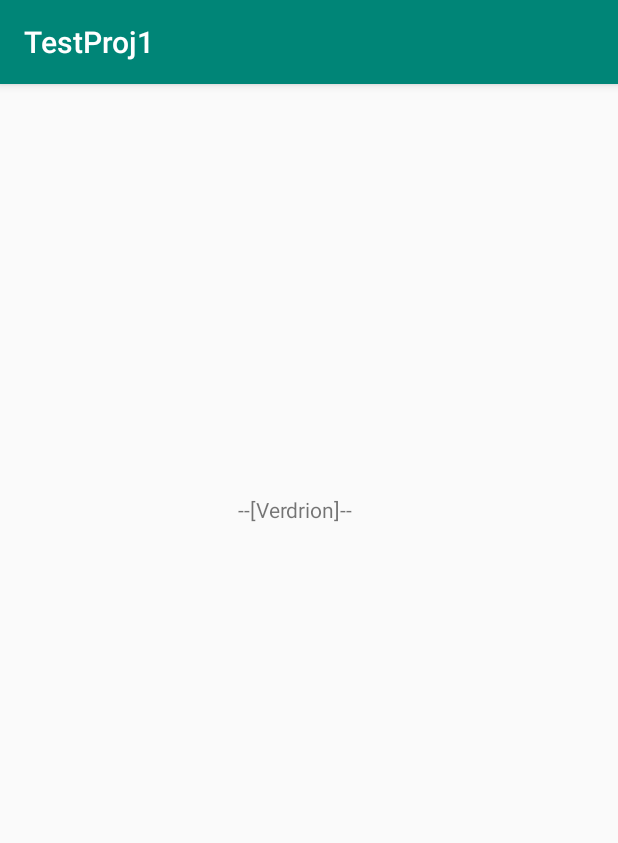
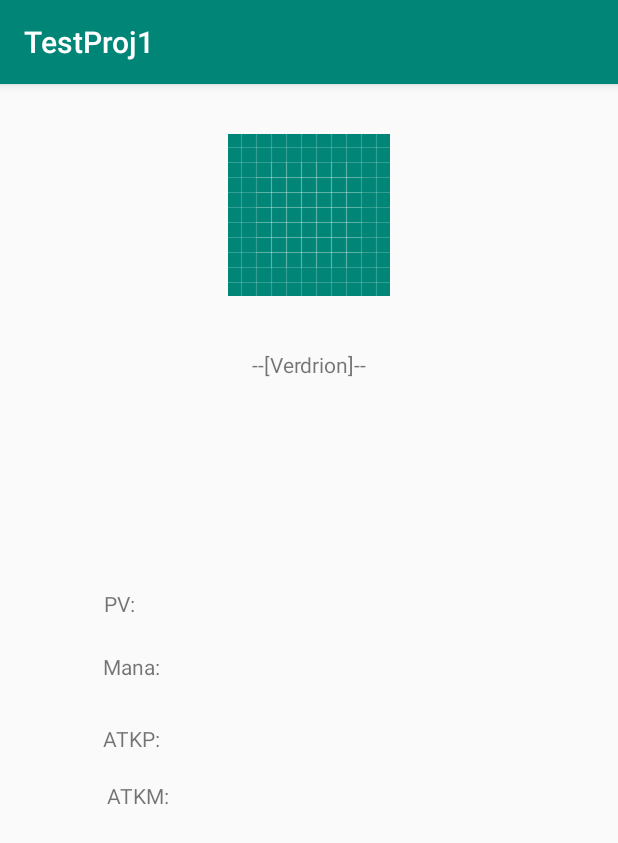
Before and after one commit to Gorgory24/Elemental-Hunter, an Android app: the FicheActivity screen opened directly, with no data from a screen before it, on a phone screen of 412 x 824 dp. Shown: the top 843 px of the screen. Run offline under Robolectric (Android 15) with nearby library versions, the light colour scheme and no system bars.

Commit message:
Ajout Info XML FicheActivity

```diff
--- a/app/src/main/java/com/example/testproj1/FicheActivity.java
+++ b/app/src/main/java/com/example/testproj1/FicheActivity.java
@@ -3,8 +3,14 @@ package com.example.testproj1;
 import androidx.appcompat.app.AppCompatActivity;
 
 import android.os.Bundle;
+import android.widget.TextView;
 
 public class FicheActivity extends AppCompatActivity {
+
+    TextView nameText;
+    TextView pvText, manaText;
+    TextView atkpText, atkmText;
+    TextView defpText, defmText;
 
     @Override
     protected void onCreate(Bundle savedInstanceState) {
--- a/app/src/main/res/layout/activity_fiche.xml
+++ b/app/src/main/res/layout/activity_fiche.xml
@@ -13,8 +13,73 @@
         android:text="--[Verdrion]--"
         app:layout_constraintBottom_toBottomOf="parent"
         app:layout_constraintEnd_toEndOf="parent"
-        app:layout_constraintHorizontal_bias="0.474"
+        app:layout_constraintStart_toStartOf="parent"
+        app:layout_constraintTop_toBottomOf="@+id/imageCharacter"
+        app:layout_constraintVertical_bias="0.059" />
+
+    <ImageView
+        android:id="@+id/imageCharacter"
+        android:layout_width="wrap_content"
+        android:layout_height="wrap_content"
+        android:background="@drawable/ic_launcher_background"
+        android:scaleType="centerInside"
+        android:visibility="visible"
+        app:layout_constraintBottom_toBottomOf="parent"
+        app:layout_constraintEnd_toEndOf="parent"
         app:layout_constraintStart_toStartOf="parent"
         app:layout_constraintTop_toTopOf="parent"
-        app:layout_constraintVertical_bias="0.366" />
+        app:layout_constraintVertical_bias="0.050000012"
+        tools:srcCompat="@tools:sample/avatars" />
+
+    <TextView
+        android:id="@+id/PVText"
+        android:layout_width="wrap_content"
+        android:layout_height="wrap_content"
+        android:layout_marginBottom="412dp"
+        android:text="PV: "
+        app:layout_constraintBottom_toBottomOf="parent"
+        app:layout_constraintEnd_toEndOf="parent"
+        app:layout_constraintHorizontal_bias="0.178"
+        app:layout_constraintStart_toStartOf="parent"
+        app:layout_constraintTop_toBottomOf="@+id/nameText"
+        app:layout_constraintVertical_bias="1.0" />
+
+    <TextView
+        android:id="@+id/manaText"
+        android:layout_width="wrap_content"
+        android:layout_height="wrap_content"
+        android:text="Mana: "
+        app:layout_constraintBottom_toBottomOf="parent"
+        app:layout_constraintEnd_toEndOf="parent"
+        app:layout_constraintHorizontal_bias="0.186"
+        app:layout_constraintStart_toStartOf="parent"
+        app:layout_constraintTop_toBottomOf="@+id/PVText"
+        app:layout_constraintVertical_bias="0.058" />
+
+    <TextView
+        android:id="@+id/ATKPText"
+        android:layout_width="wrap_content"
+        android:layout_height="wrap_content"
+        android:layout_marginBottom="312dp"
+        android:text="ATKP: "
+        app:layout_constraintBottom_toBottomOf="parent"
+        app:layout_constraintEnd_toEndOf="parent"
+        app:layout_constraintHorizontal_bias="0.186"
+        app:layout_constraintStart_toStartOf="parent"
+        app:layout_constraintTop_toBottomOf="@+id/manaText"
+        app:layout_constraintVertical_bias="0.743" />
+
+    <TextView
+        android:id="@+id/ATKMText"
+        android:layout_width="wrap_content"
+        android:layout_height="wrap_content"
+        android:layout_marginStart="16dp"
+        android:layout_marginLeft="16dp"
+        android:text="ATKM: "
+        app:layout_constraintBottom_toBottomOf="parent"
+        app:layout_constraintEnd_toEndOf="parent"
+        app:layout_constraintHorizontal_bias="0.157"
+        app:layout_constraintStart_toStartOf="parent"
+        app:layout_constraintTop_toBottomOf="@+id/ATKPText"
+        app:layout_constraintVertical_bias="0.062" />
 </androidx.constraintlayout.widget.ConstraintLayout>
```
